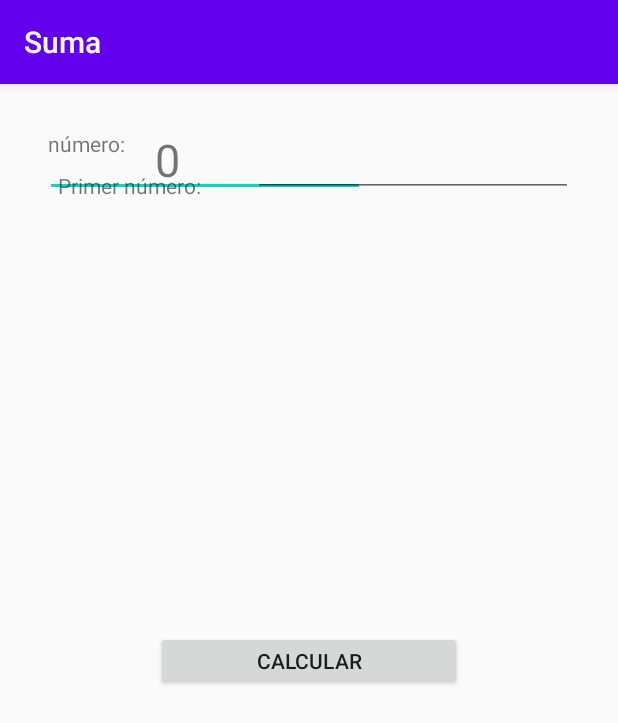
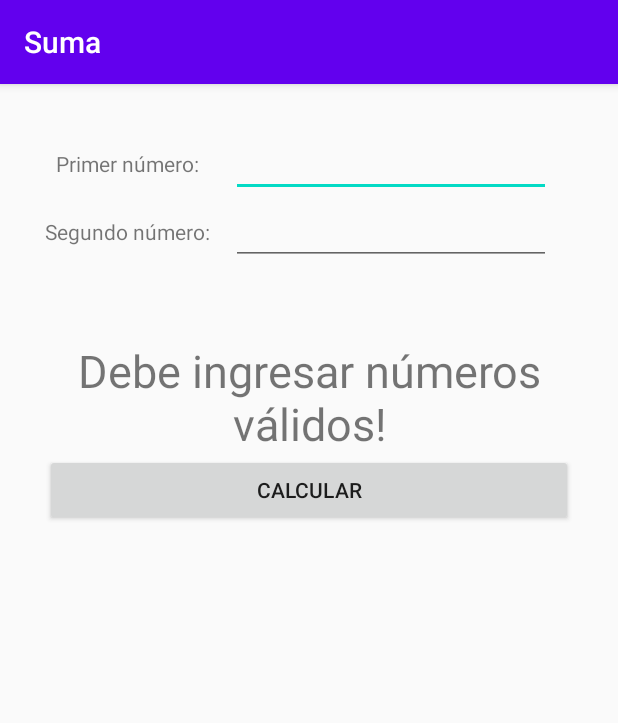
Before and after one commit to LeandroLescano/TP1_Grupo7, an Android app: the Exercise1 screen opened directly, with no data from a screen before it, after a tap on "CALCULAR", on a phone screen of 412 x 824 dp. Shown: the top 723 px of the screen. Run offline under Robolectric (Android 15) with nearby library versions, the phone set to English and light mode, and no system bars.

Commit message:
Layout en exercise1 y main, validación en ambos ejercicios en caso de string vacio

```diff
--- a/app/src/main/java/utn/frgp/tusi/tp1_grupo_7/Exercise1.java
+++ b/app/src/main/java/utn/frgp/tusi/tp1_grupo_7/Exercise1.java
@@ -34,13 +34,16 @@ public class Exercise1 extends AppCompatActivity {
     String valorUno = primerNum.getText().toString();
     String valorDos = segNum.getText().toString();
 
-    int numUno = Integer.parseInt(valorUno);
-    int numDos = Integer.parseInt(valorDos);
-    int numRes = numUno + numDos;
+    if(valorUno.length() > 0 && valorDos.length() > 0){
+        int numUno = Integer.parseInt(valorUno);
+        int numDos = Integer.parseInt(valorDos);
+        int numRes = numUno + numDos;
 
-    String result = String.valueOf(numRes);
-    res.setText(result);
-
+        String result = String.valueOf(numRes);
+        res.setText(result);
+        }else{
+        res.setText("Debe ingresar números válidos!");
+    }
     }
 
 }
--- a/app/src/main/java/utn/frgp/tusi/tp1_grupo_7/exercise2.java
+++ b/app/src/main/java/utn/frgp/tusi/tp1_grupo_7/exercise2.java
@@ -119,6 +119,9 @@ public class exercise2 extends AppCompatActivity {
         {
             VR = Integer.parseInt(VR2);
         }
+        if(Num == ""){
+            Num = "0";
+        }
          switch (Signo)
          {
              case "+":
@@ -131,7 +134,9 @@ public class exercise2 extends AppCompatActivity {
                  VR = VR * Integer.parseInt(Num);
                  break;
              case "/":
-                 VR = VR / Integer.parseInt(Num);
+                 if(Integer.parseInt(Num) > 0){
+                    VR = VR / Integer.parseInt(Num);
+                 }
                  break;
              case "":
                 VR += Integer.parseInt(Num);
--- a/app/src/main/res/layout/activity_main.xml
+++ b/app/src/main/res/layout/activity_main.xml
@@ -25,13 +25,20 @@
         android:text="@string/ejercicio_2"
         android:onClick="redirectExercise2"/>
 
+    <LinearLayout
+        android:layout_width="wrap_content"
+        android:layout_height="fill_parent" >
+
         <TextView
             android:layout_width="wrap_content"
             android:layout_height="wrap_content"
+            android:layout_gravity="bottom"
+            android:gravity="bottom"
             android:text="@string/integrantes"
             app:layout_constraintBottom_toBottomOf="parent"
             app:layout_constraintLeft_toLeftOf="parent"
             app:layout_constraintRight_toRightOf="parent"
-        app:layout_constraintTop_toBottomOf="parent"
-        />
+            app:layout_constraintTop_toBottomOf="parent" />
     </LinearLayout>
+
+</LinearLayout>
--- a/app/src/main/res/layout/exercise1_layout.xml
+++ b/app/src/main/res/layout/exercise1_layout.xml
@@ -1,76 +1,75 @@
 <?xml version="1.0" encoding="utf-8"?>
-<androidx.constraintlayout.widget.ConstraintLayout xmlns:android="http://schemas.android.com/apk/res/android"
+<GridLayout xmlns:android="http://schemas.android.com/apk/res/android"
     xmlns:app="http://schemas.android.com/apk/res-auto"
     xmlns:tools="http://schemas.android.com/tools"
     android:layout_width="match_parent"
     android:layout_height="match_parent"
     android:orientation="vertical"
     android:padding="30dp"
+    android:layout_marginBottom="50dp"
     tools:context=".Exercise1">
 
-    <EditText
-        android:id="@+id/ednumDos"
-        android:layout_width="wrap_content"
+    <GridLayout
+        android:layout_width="match_parent"
         android:layout_height="wrap_content"
-        android:ems="10"
-        android:inputType="number"
-        tools:layout_editor_absoluteX="146dp"
-        tools:layout_editor_absoluteY="87dp" />
+        android:rowCount="2"
+        android:columnCount="2"
+        android:layout_marginBottom="50dp">
+
+        <TextView
+            android:id="@+id/txtPrim"
+            android:layout_height="wrap_content"
+            android:layout_width="wrap_content"
+            android:text="@string/primer_numero"
+            android:layout_gravity="center"
+            android:labelFor="@+id/etnFirstN"/>
+
+        <EditText
+            android:id="@+id/ednumUno"
+            android:layout_width="wrap_content"
+            android:layout_height="wrap_content"
+            android:ems="10"
+            android:inputType="number"
+            app:layout_column="2"
+            app:layout_row="1"
+            android:layout_gravity="center"
+            android:autofillHints="" />
+
+        <TextView
+            android:id="@+id/txtSeg"
+            android:layout_width="wrap_content"
+            android:layout_height="wrap_content"
+            android:text="@string/segundo_numero"
+            android:layout_gravity="center"
+            android:labelFor="@+id/etnSecondN"/>
+
+        <EditText
+            android:id="@+id/ednumDos"
+            android:layout_width="wrap_content"
+            android:layout_height="wrap_content"
+            android:ems="10"
+            android:inputType="number"
+            app:layout_column="2"
+            app:layout_row="1"
+            android:layout_gravity="center"
+            android:autofillHints="" />
+    </GridLayout>
 
     <TextView
-        android:id="@+id/txtSeg"
-        android:layout_width="wrap_content"
+        android:id="@+id/txtRes"
+        android:layout_width="match_parent"
         android:layout_height="wrap_content"
-        android:layout_marginEnd="20dp"
-        android:text="Segundo número: "
-        app:layout_constraintEnd_toStartOf="@+id/ednumDos"
-        app:layout_constraintHorizontal_bias="0.428"
-        app:layout_constraintStart_toStartOf="parent"
-        tools:layout_editor_absoluteY="91dp" />
+        android:text=""
+        android:textSize="30sp"
+        android:textAlignment="center"
+        />
 
     <Button
         android:id="@+id/btnCalcular"
-        android:layout_width="204dp"
-        android:layout_height="39dp"
+        android:layout_width="match_parent"
+        android:layout_height="wrap_content"
+        android:text="@string/calcular"
         android:onClick="sumar"
-        android:text="Calcular"
-        app:layout_constraintBottom_toBottomOf="parent"
-        app:layout_constraintEnd_toEndOf="parent"
-        app:layout_constraintHorizontal_bias="0.5"
-        app:layout_constraintStart_toStartOf="parent"
-        app:layout_constraintTop_toTopOf="parent" />
+        />
 
-    <TextView
-        android:id="@+id/txtRes"
-        android:layout_width="36dp"
-        android:layout_height="40dp"
-        android:text="-"
-        android:textSize="30sp"
-        app:layout_constraintEnd_toEndOf="parent"
-        app:layout_constraintHorizontal_bias="0.232"
-        app:layout_constraintStart_toStartOf="parent"
-        tools:layout_editor_absoluteY="202dp" />
-
-    <TextView
-        android:id="@+id/txtPrim"
-        android:layout_width="wrap_content"
-        android:layout_height="wrap_content"
-        android:layout_marginTop="28dp"
-        android:text="Primer número: "
-        app:layout_constraintBottom_toTopOf="@+id/txtSeg"
-        app:layout_constraintEnd_toStartOf="@+id/ednumUno"
-        app:layout_constraintHorizontal_bias="0.222"
-        app:layout_constraintStart_toStartOf="parent"
-        app:layout_constraintTop_toTopOf="parent"
-        app:layout_constraintVertical_bias="0.0" />
-
-    <EditText
-        android:id="@+id/ednumUno"
-        android:layout_width="wrap_content"
-        android:layout_height="wrap_content"
-        android:ems="10"
-        android:inputType="number"
-        app:layout_constraintEnd_toEndOf="parent"
-        app:layout_constraintTop_toTopOf="parent" />
-
-</androidx.constraintlayout.widget.ConstraintLayout>
+</GridLayout>
```
Lines whose indentation alone changed are shown as unchanged.
